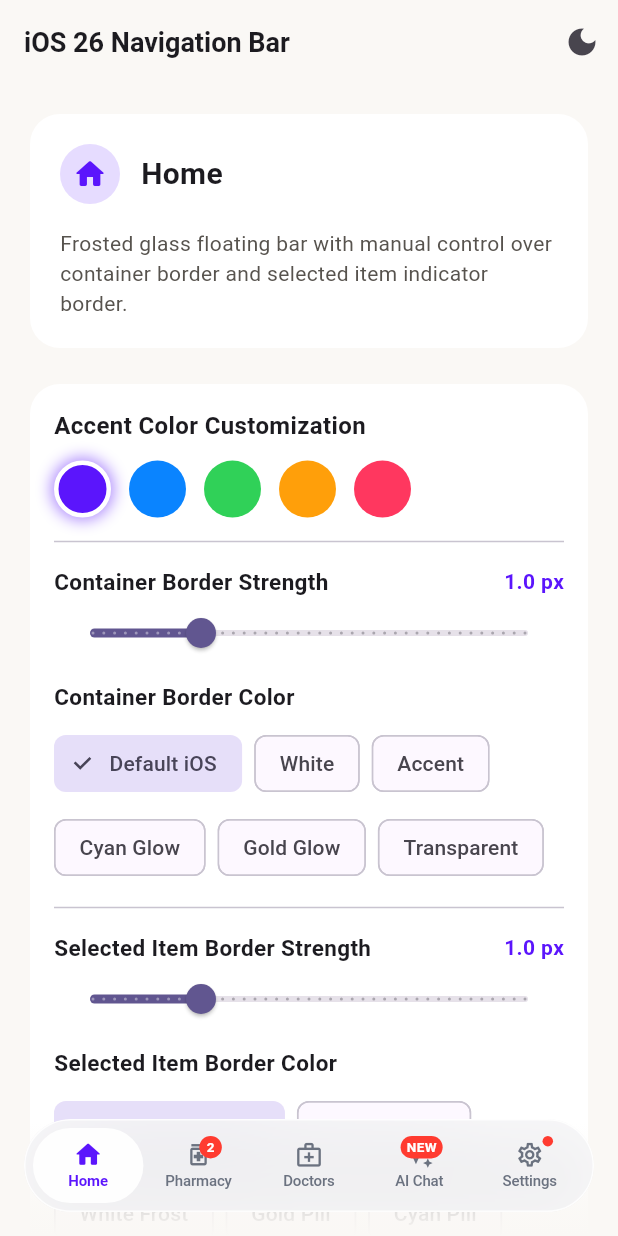
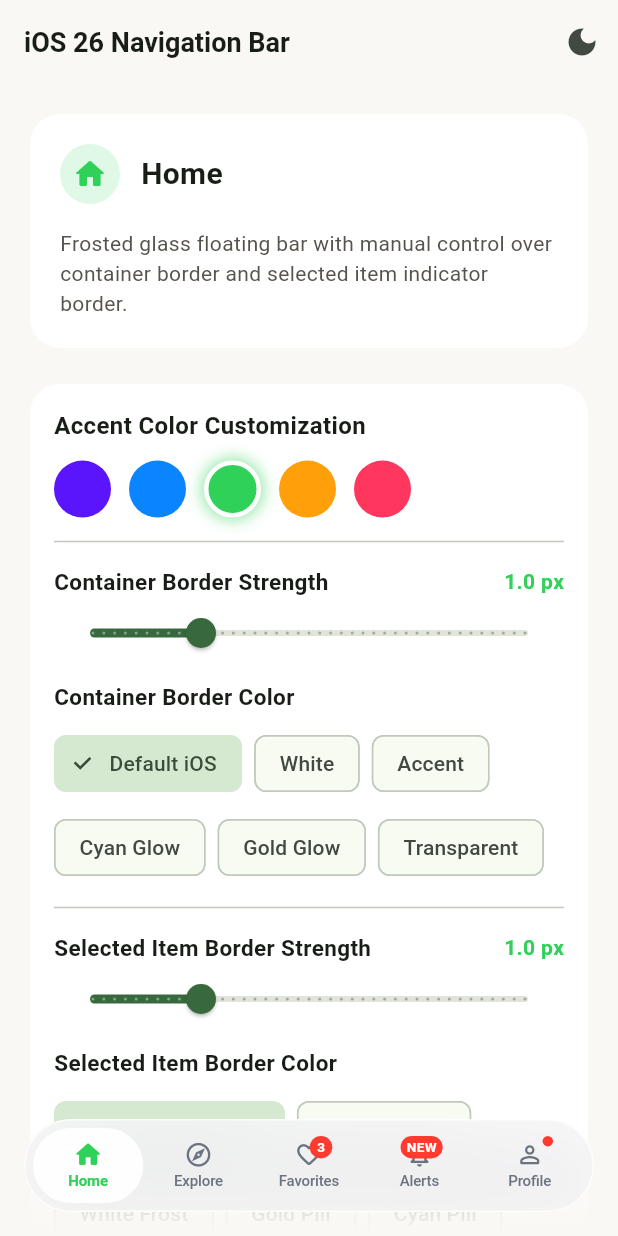
Before and after one commit to kaiumallimon/ios26_bottom_navigationbar, a Flutter app: the screen it shows after launch, on a phone screen of 412 x 824 dp. Run offline on Flutter 3.47's test engine with Material 3 defaults, Android fonts, the phone set to English and light mode, and no system bars.

Commit message:
feat: update accent color and modify navigation items for improved user experience

```diff
--- a/example/lib/main.dart
+++ b/example/lib/main.dart
@@ -14,7 +14,7 @@ class IOS26DemoApp extends StatefulWidget {
 
 class _IOS26DemoAppState extends State<IOS26DemoApp> {
   ThemeMode _themeMode = ThemeMode.system;
-  Color _accentColor = const Color(0xFF5B15FC); // Meditouch iOS Purple
+  Color _accentColor = const Color(0xFF30D158);
 
   void _toggleTheme() {
     setState(() {
@@ -107,10 +107,10 @@ class _DemoScreenState extends State<DemoScreen> {
 
     final pages = [
       _buildTabContent('Home', Icons.home_rounded),
-      _buildTabContent('Pharmacy', Icons.medication_rounded),
-      _buildTabContent('Doctors', Icons.medical_services_rounded),
-      _buildTabContent('AI Chat', Icons.auto_awesome_rounded),
-      _buildTabContent('Settings', Icons.settings_rounded),
+      _buildTabContent('Explore', Icons.explore_rounded),
+      _buildTabContent('Favorites', Icons.favorite_rounded),
+      _buildTabContent('Alerts', Icons.notifications_rounded),
+      _buildTabContent('Profile', Icons.person_rounded),
     ];
 
     final effectiveBorderColor = _customBorderColor ??
@@ -147,7 +147,8 @@ class _DemoScreenState extends State<DemoScreen> {
             _currentIndex = index;
           });
         },
-        style: (isDark ? IOS26NavThemeData.dark() : IOS26NavThemeData.light()).copyWith(
+        style: (isDark ? IOS26NavThemeData.dark() : IOS26NavThemeData.light())
+            .copyWith(
           activeColor: widget.selectedAccent,
           blurSigmaX: _blurSigma,
           blurSigmaY: _blurSigma,
@@ -157,34 +158,34 @@ class _DemoScreenState extends State<DemoScreen> {
             icon: Icons.home_outlined,
             activeIcon: Icons.home_rounded,
             label: 'Home',
-            tooltip: 'Home Feed',
+            tooltip: 'Home',
+          ),
+          const IOS26NavItem.icon(
+            icon: Icons.explore_outlined,
+            activeIcon: Icons.explore_rounded,
+            label: 'Explore',
+            tooltip: 'Explore',
           ),
           IOS26NavItem.icon(
-            icon: Icons.medication_outlined,
-            activeIcon: Icons.medication_rounded,
-            label: 'Pharmacy',
-            badgeCount: _enableBadges ? 2 : null,
-            tooltip: 'Order Medicines',
-          ),
-          const IOS26NavItem.icon(
-            icon: Icons.medical_services_outlined,
-            activeIcon: Icons.medical_services_rounded,
-            label: 'Doctors',
-            tooltip: 'Find Specialists',
+            icon: Icons.favorite_outline_rounded,
+            activeIcon: Icons.favorite_rounded,
+            label: 'Favorites',
+            badgeCount: _enableBadges ? 3 : null,
+            tooltip: 'Favorites',
           ),
           IOS26NavItem.icon(
-            icon: Icons.auto_awesome_outlined,
-            activeIcon: Icons.auto_awesome_rounded,
-            label: 'AI Chat',
+            icon: Icons.notifications_none_rounded,
+            activeIcon: Icons.notifications_rounded,
+            label: 'Alerts',
             badgeText: _enableBadges ? 'NEW' : null,
-            tooltip: 'AI Medical Assistant',
+            tooltip: 'Notifications',
           ),
           IOS26NavItem.icon(
-            icon: Icons.settings_outlined,
-            activeIcon: Icons.settings_rounded,
-            label: 'Settings',
+            icon: Icons.person_outline_rounded,
+            activeIcon: Icons.person_rounded,
+            label: 'Profile',
             showBadge: _enableBadges,
-            tooltip: 'Preferences',
+            tooltip: 'Profile',
           ),
         ],
       ),
@@ -218,7 +219,8 @@ class _DemoScreenState extends State<DemoScreen> {
         Card(
           elevation: 0,
           color: isDark ? const Color(0xFF1C1C1E) : Colors.white,
-          shape: RoundedRectangleBorder(borderRadius: BorderRadius.circular(20)),
+          shape:
+              RoundedRectangleBorder(borderRadius: BorderRadius.circular(20)),
           child: Padding(
             padding: const EdgeInsets.all(20),
             child: Column(
@@ -227,7 +229,8 @@ class _DemoScreenState extends State<DemoScreen> {
                 Row(
                   children: [
                     CircleAvatar(
-                      backgroundColor: widget.selectedAccent.withValues(alpha: 0.15),
+                      backgroundColor:
+                          widget.selectedAccent.withValues(alpha: 0.15),
                       child: Icon(icon, color: widget.selectedAccent),
                     ),
                     const SizedBox(width: 14),
@@ -244,7 +247,9 @@ class _DemoScreenState extends State<DemoScreen> {
                 Text(
                   'Frosted glass floating bar with manual control over container border and selected item indicator border.',
                   style: TextStyle(
-                    color: isDark ? const Color(0xFFA8A29E) : const Color(0xFF57534E),
+                    color: isDark
+                        ? const Color(0xFFA8A29E)
+                        : const Color(0xFF57534E),
                     fontSize: 14,
                   ),
                 ),
@@ -256,7 +261,8 @@ class _DemoScreenState extends State<DemoScreen> {
         Card(
           elevation: 0,
           color: isDark ? const Color(0xFF1C1C1E) : Colors.white,
-          shape: RoundedRectangleBorder(borderRadius: BorderRadius.circular(20)),
+          shape:
+              RoundedRectangleBorder(borderRadius: BorderRadius.circular(20)),
           child: Padding(
             padding: const EdgeInsets.all(16),
             child: Column(
@@ -304,7 +310,8 @@ class _DemoScreenState extends State<DemoScreen> {
                   children: [
                     const Text(
                       'Container Border Strength',
-                      style: TextStyle(fontWeight: FontWeight.bold, fontSize: 15),
+                      style:
+                          TextStyle(fontWeight: FontWeight.bold, fontSize: 15),
                     ),
                     Text(
                       _borderWidth == 0.0
@@ -359,7 +366,8 @@ class _DemoScreenState extends State<DemoScreen> {
                   children: [
                     const Text(
                       'Selected Item Border Strength',
-                      style: TextStyle(fontWeight: FontWeight.bold, fontSize: 15),
+                      style:
+                          TextStyle(fontWeight: FontWeight.bold, fontSize: 15),
                     ),
                     Text(
                       _selectedItemBorderWidth == 0.0
@@ -442,7 +450,8 @@ class _DemoScreenState extends State<DemoScreen> {
           return Card(
             elevation: 0,
             color: isDark ? const Color(0xFF1C1C1E) : Colors.white,
-            shape: RoundedRectangleBorder(borderRadius: BorderRadius.circular(16)),
+            shape:
+                RoundedRectangleBorder(borderRadius: BorderRadius.circular(16)),
             margin: const EdgeInsets.only(bottom: 12),
             child: ListTile(
               leading: CircleAvatar(
@@ -450,7 +459,8 @@ class _DemoScreenState extends State<DemoScreen> {
                 child: Text('#${i + 1}'),
               ),
               title: Text('Scrollable Content Row ${i + 1}'),
-              subtitle: const Text('Passes smoothly under ambient fade gradient'),
+              subtitle:
+                  const Text('Passes smoothly under ambient fade gradient'),
             ),
           );
         }),
```
